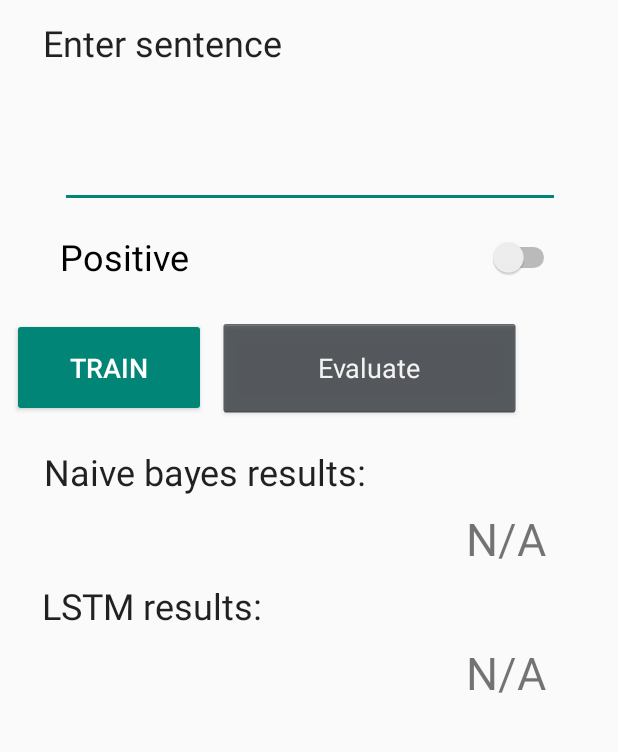
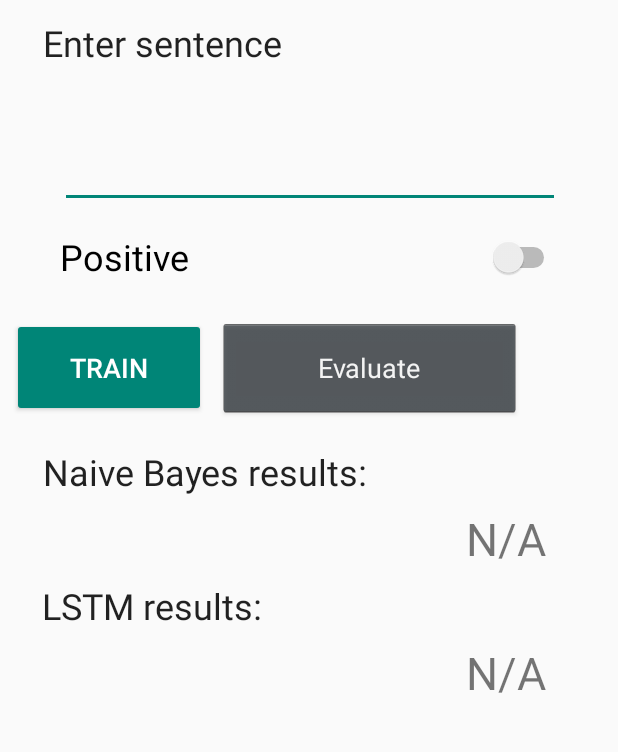
Before and after one commit to FreexD/vuolt, an Android app: the screen it shows after launch (MainActivity), on a phone screen of 412 x 824 dp, the part 109-861 px from its top. Run offline under Robolectric (Android 15) with nearby library versions, the phone set to English and light mode, and no system bars; libraries missing offline, so code that uses them is left out: de.daslaboratorium.machinelearning; network calls fail; 1 statement that could not run was skipped.

Commit message:
fix naive bayes display name

```diff
--- a/tflite-demo/app/src/main/res/layout/activity_main.xml
+++ b/tflite-demo/app/src/main/res/layout/activity_main.xml
@@ -48,7 +48,7 @@
         android:layout_marginRight="8dp"
         android:layout_marginStart="8dp"
         android:layout_marginTop="20dp"
-        android:text="Naive bayes results:"
+        android:text="Naive Bayes results:"
         android:textAppearance="@android:style/TextAppearance.Holo.Medium"
         android:textSize="24sp"
         app:layout_constraintEnd_toEndOf="parent"
```
